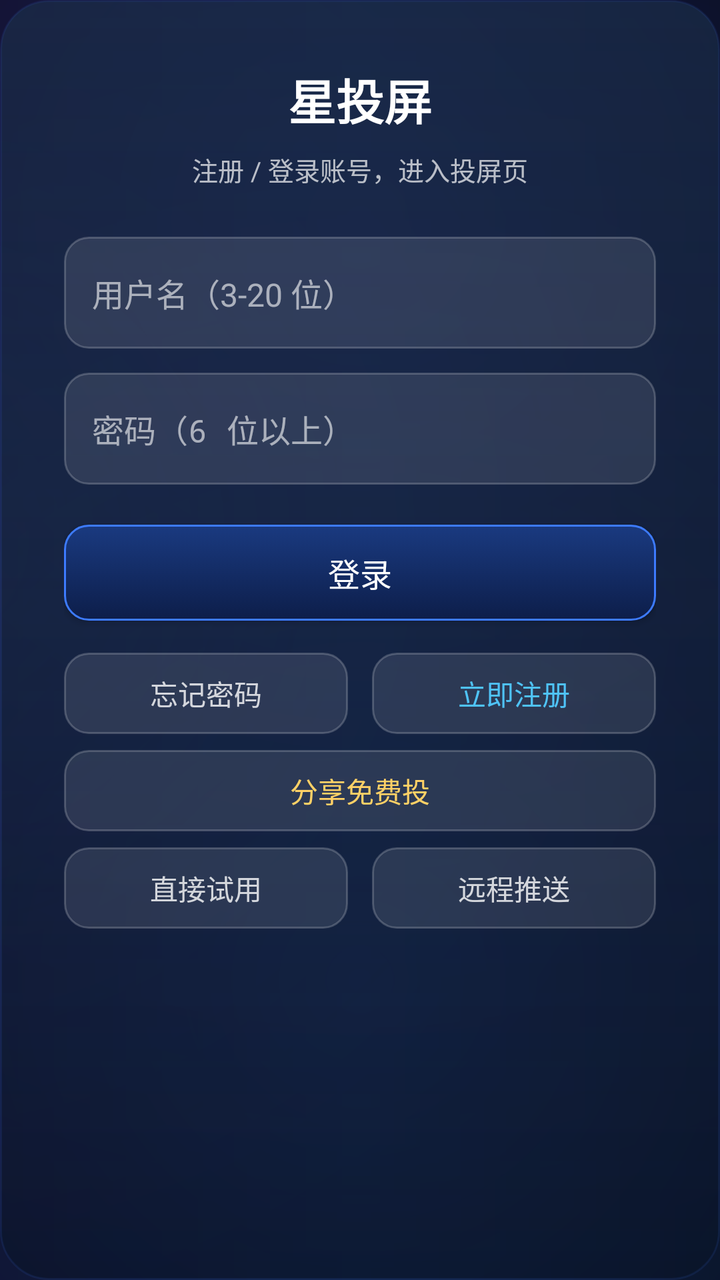
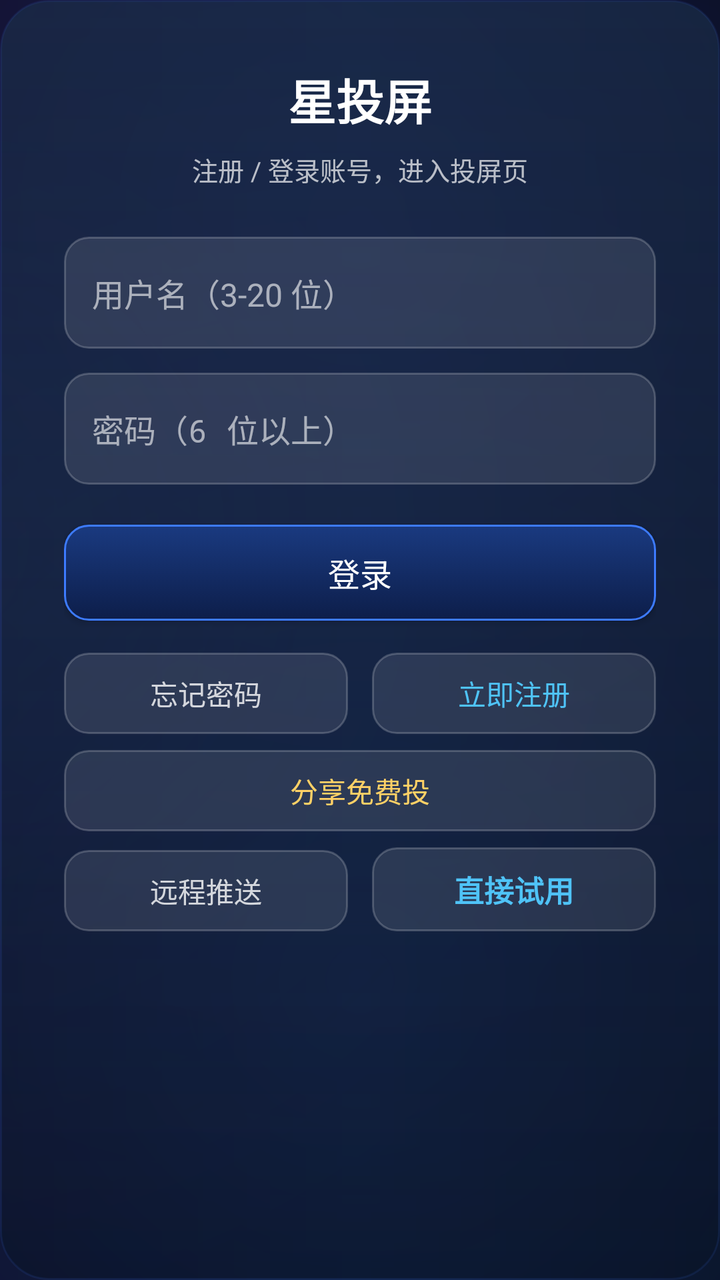

Screens rendered from an Android XML layout before and after an edit, with the pre-edit source and the edit as a unified diff.
<!-- AndroidManifest.xml: application theme AppTheme -->
<!-- res/layout/activity_login.xml -->
<?xml version="1.0" encoding="utf-8"?>
<FrameLayout xmlns:android="http://schemas.android.com/apk/res/android"
    android:layout_width="match_parent"
    android:layout_height="match_parent"
    android:background="@drawable/bg_wallpaper">

    <ScrollView
        android:layout_width="match_parent"
        android:layout_height="match_parent"
        android:fillViewport="true">

        <LinearLayout
            android:layout_width="match_parent"
            android:layout_height="wrap_content"
            android:layout_gravity="center"
            android:layout_margin="24dp"
            android:background="@drawable/bg_panel"
            android:gravity="center_horizontal"
            android:orientation="vertical"
            android:padding="32dp">

            <TextView
                android:layout_width="wrap_content"
                android:layout_height="wrap_content"
                android:text="@string/login_title"
                android:textColor="@android:color/white"
                android:textSize="24sp"
                android:textStyle="bold" />

            <TextView
                android:layout_width="wrap_content"
                android:layout_height="wrap_content"
                android:layout_marginTop="8dp"
                android:gravity="center"
                android:text="@string/login_subtitle"
                android:textColor="@color/hint"
                android:textSize="13sp" />

            <EditText
                android:id="@+id/username_input"
                android:layout_width="match_parent"
                android:layout_height="56dp"
                android:layout_marginTop="24dp"
                android:background="@drawable/bg_input"
                android:focusable="true"
                android:focusableInTouchMode="true"
                android:hint="@string/login_username_hint"
                android:imeOptions="actionNext"
                android:inputType="text"
                android:maxLength="20"
                android:paddingStart="14dp"
                android:paddingEnd="14dp"
                android:singleLine="true"
                android:textColor="@android:color/white"
                android:textColorHint="#99FFFFFF"
                android:textCursorDrawable="@null"
                android:textSize="16sp" />

            <EditText
                android:id="@+id/password_input"
                android:layout_width="match_parent"
                android:layout_height="56dp"
                android:layout_marginTop="12dp"
                android:background="@drawable/bg_input"
                android:focusable="true"
                android:focusableInTouchMode="true"
                android:hint="@string/login_password_hint"
                android:imeOptions="actionDone"
                android:inputType="textPassword"
                android:maxLength="64"
                android:paddingStart="14dp"
                android:paddingEnd="14dp"
                android:singleLine="true"
                android:textColor="@android:color/white"
                android:textColorHint="#99FFFFFF"
                android:textCursorDrawable="@null"
                android:textSize="16sp" />

            <EditText
                android:id="@+id/invite_input"
                android:layout_width="match_parent"
                android:layout_height="56dp"
                android:layout_marginTop="12dp"
                android:background="@drawable/bg_input"
                android:focusable="true"
                android:focusableInTouchMode="true"
                android:hint="@string/login_invite_hint"
                android:imeOptions="actionDone"
                android:inputType="textCapCharacters"
                android:maxLength="16"
                android:paddingStart="14dp"
                android:paddingEnd="14dp"
                android:singleLine="true"
                android:textColor="@android:color/white"
                android:textColorHint="#99FFFFFF"
                android:textCursorDrawable="@null"
                android:textSize="16sp"
                android:visibility="gone" />

            <TextView
                android:id="@+id/login_status"
                android:layout_width="match_parent"
                android:layout_height="wrap_content"
                android:layout_marginTop="10dp"
                android:gravity="center"
                android:textColor="#FFFF8A80"
                android:textSize="13sp"
                android:visibility="gone" />

            <Button
                android:id="@+id/login_submit"
                android:layout_width="match_parent"
                android:layout_height="wrap_content"
                android:layout_marginTop="20dp"
                android:background="@drawable/bg_focus_primary"
                android:focusable="true"
                android:focusableInTouchMode="true"
                android:paddingTop="12dp"
                android:paddingBottom="12dp"
                android:text="@string/login_submit"
                android:textAllCaps="false"
                android:textColor="#FFFFFF"
                android:textSize="16sp" />

            <LinearLayout
                android:layout_width="match_parent"
                android:layout_height="wrap_content"
                android:layout_marginTop="16dp"
                android:orientation="horizontal">

                <TextView
                    android:id="@+id/login_forgot"
                    android:layout_width="0dp"
                    android:layout_height="wrap_content"
                    android:layout_weight="1"
                    android:background="@drawable/bg_focus"
                    android:focusable="true"
                    android:focusableInTouchMode="true"
                    android:gravity="center"
                    android:padding="10dp"
                    android:text="@string/login_forgot"
                    android:textColor="#CCFFFFFF"
                    android:textSize="14sp" />

                <TextView
                    android:id="@+id/login_switch"
                    android:layout_width="0dp"
                    android:layout_height="wrap_content"
                    android:layout_marginStart="12dp"
                    android:layout_weight="1"
                    android:background="@drawable/bg_focus"
                    android:focusable="true"
                    android:focusableInTouchMode="true"
                    android:gravity="center"
                    android:padding="10dp"
                    android:text="@string/login_to_register"
                    android:textColor="@color/accent"
                    android:textSize="14sp" />
            </LinearLayout>

            <TextView
                android:id="@+id/login_share"
                android:layout_width="match_parent"
                android:layout_height="wrap_content"
                android:layout_marginTop="8dp"
                android:background="@drawable/bg_focus"
                android:focusable="true"
                android:focusableInTouchMode="true"
                android:gravity="center"
                android:padding="10dp"
                android:text="@string/login_share_entry"
                android:textColor="#FFD166"
                android:textSize="14sp" />

            <LinearLayout
                android:layout_width="match_parent"
                android:layout_height="wrap_content"
                android:layout_marginTop="8dp"
                android:orientation="horizontal">

                <TextView
                    android:id="@+id/login_skip"
                    android:layout_width="0dp"
                    android:layout_height="wrap_content"
                    android:layout_weight="1"
                    android:background="@drawable/bg_focus"
                    android:focusable="true"
                    android:focusableInTouchMode="true"
                    android:gravity="center"
                    android:padding="10dp"
                    android:text="@string/login_skip"
                    android:textColor="#CCFFFFFF"
                    android:textSize="14sp" />

                <TextView
                    android:id="@+id/login_push"
                    android:layout_width="0dp"
                    android:layout_height="wrap_content"
                    android:layout_marginStart="12dp"
                    android:layout_weight="1"
                    android:background="@drawable/bg_focus"
                    android:focusable="true"
                    android:focusableInTouchMode="true"
                    android:gravity="center"
                    android:padding="10dp"
                    android:text="@string/settings_push"
                    android:textColor="#CCFFFFFF"
                    android:textSize="14sp" />
            </LinearLayout>
        </LinearLayout>
    </ScrollView>
</FrameLayout>
<!-- resources referenced by this layout -->
<resources>
  <color name="accent">#4FC3F7</color>
  <color name="hint">#B3FFFFFF</color>
  <!-- drawable bg_focus (drawable) -->
  <?xml version="1.0" encoding="utf-8"?>
  <selector xmlns:android="http://schemas.android.com/apk/res/android">
      <item android:state_focused="true">
          <layer-list>
              <item>
                  <shape>
                      <solid android:color="#FFD166" />
                      <corners android:radius="14dp" />
                  </shape>
              </item>
              <item
                  android:left="2dp"
                  android:top="2dp"
                  android:right="2dp"
                  android:bottom="2dp">
                  <shape>
                      <solid android:color="#FF142036" />
                      <corners android:radius="12dp" />
                  </shape>
              </item>
          </layer-list>
      </item>
      <item>
          <shape>
              <solid android:color="#1AFFFFFF" />
              <corners android:radius="12dp" />
              <stroke
                  android:width="1dp"
                  android:color="#33FFFFFF" />
          </shape>
      </item>
  </selector>
  <!-- drawable bg_input (drawable) -->
  <?xml version="1.0" encoding="utf-8"?>
  <selector xmlns:android="http://schemas.android.com/apk/res/android">
      <item android:state_focused="true">
          <shape>
              <solid android:color="#2AFFD166" />
              <corners android:radius="12dp" />
              <stroke
                  android:width="2dp"
                  android:color="#FFD166" />
          </shape>
      </item>
      <item>
          <shape>
              <solid android:color="#1AFFFFFF" />
              <corners android:radius="12dp" />
              <stroke
                  android:width="1dp"
                  android:color="#33FFFFFF" />
          </shape>
      </item>
  </selector>
  <!-- drawable bg_panel (drawable) -->
  <?xml version="1.0" encoding="utf-8"?>
  <shape xmlns:android="http://schemas.android.com/apk/res/android" android:shape="rectangle">
      <gradient
          android:angle="270"
          android:startColor="#A61A2E4A"
          android:endColor="#80081224"
          android:type="linear" />
      <corners android:radius="24dp" />
      <stroke
          android:width="1dp"
          android:color="#1A3D7BFF" />
  </shape>
  <string name="login_forgot">忘记密码</string>
  <string name="login_invite_hint">邀请码（选填）</string>
  <string name="login_password_hint">密码（6 位以上）</string>
  <string name="login_share_entry">分享免费投</string>
  <string name="login_skip">直接试用</string>
  <string name="login_submit">登录</string>
  <string name="login_subtitle">注册 / 登录账号，进入投屏页</string>
  <string name="login_title">星投屏</string>
  <string name="login_to_register">立即注册</string>
  <string name="login_username_hint">用户名（3-20 位）</string>
  <string name="settings_push">远程推送</string>
  <style name="AppTheme" parent="@android:style/Theme.DeviceDefault.NoActionBar">
          <item name="android:windowBackground">@color/surface_background</item>
          <item name="android:colorAccent">@color/brand_primary</item>
          <item name="android:colorPrimary">@color/brand_primary</item>
          <item name="android:windowActionModeOverlay">true</item>
          <item name="android:windowNoTitle">true</item>
          <item name="android:statusBarColor">@android:color/transparent</item>
          <item name="android:navigationBarColor">@android:color/transparent</item>
          <item name="android:windowTranslucentStatus">true</item>
          <item name="android:windowTranslucentNavigation">true</item>
          <item name="android:windowContentOverlay">@null</item>
      </style>
  <color name="surface_background">#060D1A</color>
  <color name="brand_primary">#3D7BFF</color>
  <!-- unchanged entries left out for length: 2 -->
</resources>

<!-- the commit's change to res/layout/activity_login.xml (unified diff, before → after) -->
@@ -179,24 +179,9 @@
                 android:orientation="horizontal">
 
                 <TextView
-                    android:id="@+id/login_skip"
-                    android:layout_width="0dp"
-                    android:layout_height="wrap_content"
-                    android:layout_weight="1"
-                    android:background="@drawable/bg_focus"
-                    android:focusable="true"
-                    android:focusableInTouchMode="true"
-                    android:gravity="center"
-                    android:padding="10dp"
-                    android:text="@string/login_skip"
-                    android:textColor="#CCFFFFFF"
-                    android:textSize="14sp" />
-
-                <TextView
                     android:id="@+id/login_push"
                     android:layout_width="0dp"
                     android:layout_height="wrap_content"
-                    android:layout_marginStart="12dp"
                     android:layout_weight="1"
                     android:background="@drawable/bg_focus"
                     android:focusable="true"
@@ -206,6 +191,22 @@
                     android:text="@string/settings_push"
                     android:textColor="#CCFFFFFF"
                     android:textSize="14sp" />
+
+                <TextView
+                    android:id="@+id/login_skip"
+                    android:layout_width="0dp"
+                    android:layout_height="wrap_content"
+                    android:layout_marginStart="12dp"
+                    android:layout_weight="1"
+                    android:background="@drawable/bg_focus"
+                    android:focusable="true"
+                    android:focusableInTouchMode="true"
+                    android:gravity="center"
+                    android:padding="10dp"
+                    android:text="@string/login_skip"
+                    android:textColor="@color/accent"
+                    android:textSize="15sp"
+                    android:textStyle="bold" />
             </LinearLayout>
         </LinearLayout>
     </ScrollView>
